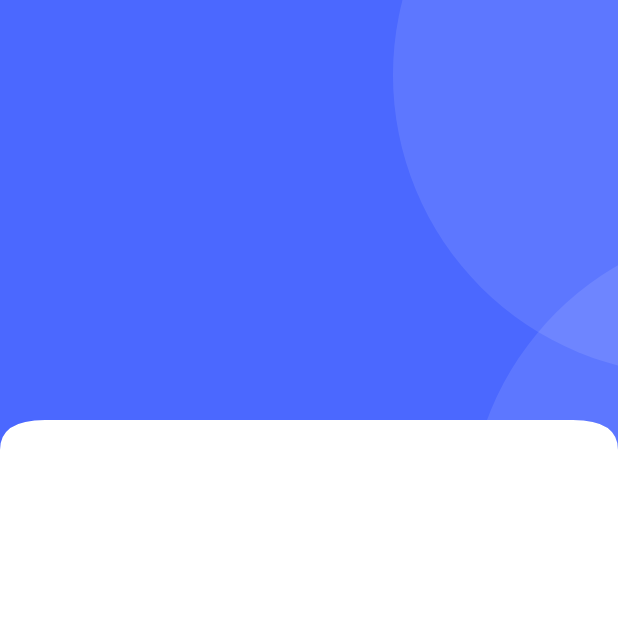
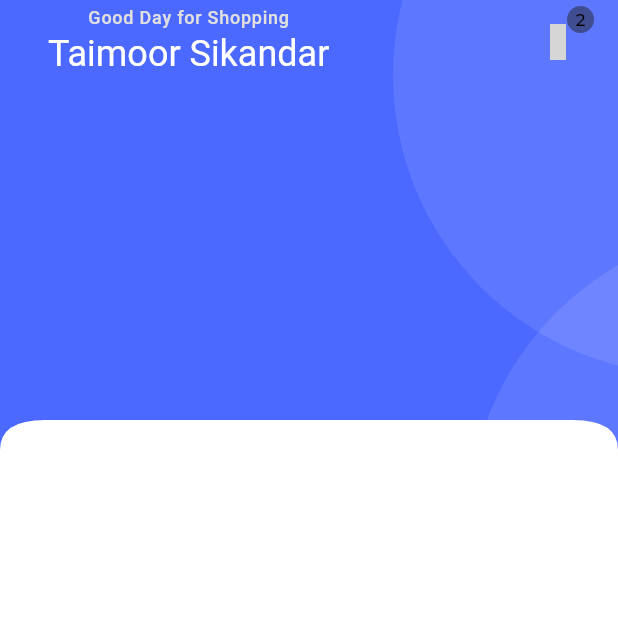
Before and after one commit to NashraAkram31/standard_ecommerce_app, a Flutter app: the screen it shows after launch, on a phone screen of 412 x 824 dp, the top half of it. Run offline on Flutter 3.47's test engine with Material 3 defaults, Android fonts, the phone set to English and light mode, and no system bars; our stand-ins replace get, get_storage, google_fonts, iconsax, lottie, smooth_page_indicator; grey boxes are pictures that could not be loaded.

Commit message:
vedio_13_Completed

```diff
--- /dev/null
+++ b/lib/common/widgets/App_bar/app_bar.dart
@@ -0,0 +1,47 @@
+import 'package:e_commerce_app/utils/constants/sizes.dart';
+import 'package:e_commerce_app/utils/device/device_utility.dart';
+import 'package:flutter/material.dart';
+import 'package:get/get.dart';
+import 'package:iconsax/iconsax.dart';
+
+class TAppBar extends StatelessWidget implements PreferredSizeWidget {
+  const TAppBar(
+      {super.key,
+      this.LeadingOnPress,
+      this.actions,
+      this.showbackarrow = false,
+      this.title,
+      this.leadingicon});
+  final Widget? title;
+  final bool showbackarrow;
+  final List<Widget>? actions;
+  final VoidCallback? LeadingOnPress;
+  final IconData? leadingicon;
+  @override
+  Widget build(BuildContext context) {
+    return Padding(
+      padding: const EdgeInsets.symmetric(horizontal: TSizes.md),
+      child: AppBar(
+          automaticallyImplyLeading: false,
+          leading: showbackarrow
+              ? IconButton(
+                  onPressed: () {
+                    Get.back();
+                  },
+                  icon: Icon(Iconsax.arrow_left))
+              : leadingicon != null
+                  ? IconButton(
+                      onPressed: () {
+                        LeadingOnPress;
+                      },
+                      icon: Icon(leadingicon))
+                  : null,
+          title: title,
+          actions: actions),
+    );
+  }
+
+  @override
+  // TODO: implement preferredSize
+  Size get preferredSize => Size.fromHeight(TDeviceUtils.getAppbarHeight());
+}
--- a/lib/features/shop/screen/Home/home.dart
+++ b/lib/features/shop/screen/Home/home.dart
@@ -1,8 +1,14 @@
+import 'package:e_commerce_app/common/widgets/App_bar/app_bar.dart';
+import 'package:e_commerce_app/features/shop/screen/Home/widget/THome_bar.dart';
 import 'package:e_commerce_app/features/shop/screen/Home/widget/custom_shapes/containers/circular_containers.dart';
+import 'package:e_commerce_app/features/shop/screen/Home/widget/custom_shapes/containers/curved_ages/TPrimary_header_container.dart';
 import 'package:e_commerce_app/features/shop/screen/Home/widget/custom_shapes/containers/curved_ages/curved_ages.dart';
 import 'package:e_commerce_app/utils/constants/color.dart';
+import 'package:e_commerce_app/utils/constants/text_string.dart';
 import 'package:flutter/material.dart';
 import 'package:flutter/widgets.dart';
+
+import 'package:iconsax/iconsax.dart';
 
 class HomeScreen extends StatelessWidget {
   const HomeScreen({super.key});
@@ -13,31 +19,12 @@ class HomeScreen extends StatelessWidget {
       body: SingleChildScrollView(
         child: Column(
           children: [
-            ClipPath(
-                clipper: MYClipper(),
-                child: Container(
-                  color: TColors.primary,
-                  padding: const EdgeInsets.all(0),
-                  child: SizedBox(
-                    height: 300,
-                    child: Stack(
-                      children: [
-                        Positioned(
-                            top: -150,
-                            right: -250,
-                            child: CicularContainer(
-                                BackgroundColor:
-                                    TColors.textWhite.withOpacity(0.1))),
-                        Positioned(
-                            top: 150,
-                            right: -300,
-                            child: CicularContainer(
-                                BackgroundColor:
-                                    TColors.textWhite.withOpacity(0.1))),
-                      ],
-                    ),
-                  ),
-                ))
+            THeaderContainer(
+              child: Column(
+                crossAxisAlignment: CrossAxisAlignment.start,
+                children: [THomeAppBar()],
+              ),
+            ),
           ],
         ),
       ),
--- /dev/null
+++ b/lib/features/shop/screen/Home/widget/THome_bar.dart
@@ -0,0 +1,66 @@
+import 'package:e_commerce_app/common/widgets/App_bar/app_bar.dart';
+import 'package:e_commerce_app/utils/constants/color.dart';
+import 'package:e_commerce_app/utils/constants/text_string.dart';
+import 'package:flutter/material.dart';
+import 'package:iconsax/iconsax.dart';
+
+class THomeAppBar extends StatelessWidget {
+  const THomeAppBar({super.key});
+
+  @override
+  Widget build(BuildContext context) {
+    return TAppBar(
+      title: Column(
+        children: [
+          Text(
+            TText.homeAppBartitle,
+            style: Theme.of(context)
+                .textTheme
+                .labelMedium!
+                .apply(color: TColors.grey),
+            selectionColor: TColors.grey,
+          ),
+          Text(
+            TText.homeAppBarSubtitle,
+            style: Theme.of(context)
+                .textTheme
+                .headlineSmall!
+                .apply(color: TColors.white),
+          ),
+        ],
+      ),
+      actions: [
+        Stack(
+          children: [
+            IconButton(
+              onPressed: () {},
+              icon: Icon(
+                Iconsax.shopping_bag,
+                color: TColors.white,
+              ),
+            ),
+            Positioned(
+              right: 0,
+              child: Container(
+                width: 18,
+                height: 18,
+                decoration: BoxDecoration(
+                  color: TColors.black.withOpacity(0.5),
+                  borderRadius: BorderRadius.circular(100),
+                ),
+                child: Center(
+                  child: Text(
+                    "2",
+                    style: Theme.of(context).textTheme.bodyText2!,
+                    selectionColor: TColors.white,
+                    textScaleFactor: 0.8,
+                  ),
+                ),
+              ),
+            ),
+          ],
+        ),
+      ],
+    );
+  }
+}
--- /dev/null
+++ b/lib/features/shop/screen/Home/widget/custom_shapes/containers/curved_ages/TCurve_Edge_Widget.dart
@@ -0,0 +1,14 @@
+import 'package:e_commerce_app/features/shop/screen/Home/widget/custom_shapes/containers/curved_ages/curved_ages.dart';
+import 'package:flutter/material.dart';
+
+class TCurveEdgeWidget extends StatelessWidget {
+  const TCurveEdgeWidget({super.key, required this.child});
+  final Widget child;
+  @override
+  Widget build(BuildContext context) {
+    return ClipPath(
+      clipper: MYClipper(),
+      child: child,
+    );
+  }
+}
--- /dev/null
+++ b/lib/features/shop/screen/Home/widget/custom_shapes/containers/curved_ages/TPrimary_header_container.dart
@@ -0,0 +1,37 @@
+import 'package:e_commerce_app/features/shop/screen/Home/widget/custom_shapes/containers/circular_containers.dart';
+import 'package:e_commerce_app/features/shop/screen/Home/widget/custom_shapes/containers/curved_ages/TCurve_Edge_Widget.dart';
+import 'package:e_commerce_app/features/shop/screen/Home/widget/custom_shapes/containers/curved_ages/curved_ages.dart';
+import 'package:e_commerce_app/utils/constants/color.dart';
+import 'package:flutter/material.dart';
+
+class THeaderContainer extends StatelessWidget {
+  const THeaderContainer({super.key, required this.child});
+  final Widget child;
+
+  @override
+  Widget build(BuildContext context) {
+    return TCurveEdgeWidget(
+        child: Container(
+      color: TColors.primary,
+      padding: const EdgeInsets.all(0),
+      child: SizedBox(
+        height: 300,
+        child: Stack(
+          children: [
+            Positioned(
+                top: -150,
+                right: -250,
+                child: CicularContainer(
+                    BackgroundColor: TColors.textWhite.withOpacity(0.1))),
+            Positioned(
+                top: 150,
+                right: -300,
+                child: CicularContainer(
+                    BackgroundColor: TColors.textWhite.withOpacity(0.1))),
+            child
+          ],
+        ),
+      ),
+    ));
+  }
+}
--- a/lib/utils/constants/text_string.dart
+++ b/lib/utils/constants/text_string.dart
@@ -56,4 +56,6 @@ class TText {
       "Your Account successfully created! ";
   static const String yourAccountCreatedSubTitle =
       "Welcome to your Ultimate Shopping Destination : Your Account is Created, Unlesh the Joy of Seamless Online Shoopping";
+  static const String homeAppBartitle = "Good Day for Shopping";
+  static const String homeAppBarSubtitle = "Taimoor Sikandar";
 }
```
